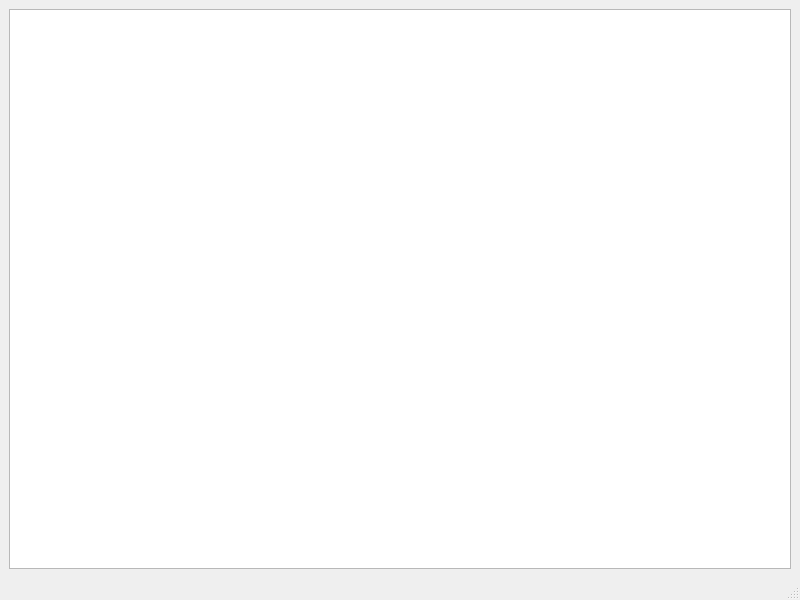
AJ92/Engine, file Engine/Debug/Ui/debugwindow.ui: the form before one commit.
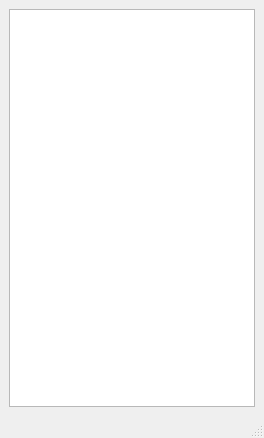
The form after the commit.

What changed in the file:
```diff
--- a/Engine/Debug/Ui/debugwindow.ui
+++ b/Engine/Debug/Ui/debugwindow.ui
@@ -6,8 +6,8 @@
    <rect>
     <x>0</x>
     <y>0</y>
-    <width>800</width>
-    <height>600</height>
+    <width>264</width>
+    <height>438</height>
    </rect>
   </property>
   <property name="windowTitle">
```
Left out of the diff: 2 changed lines with no effect on the pictures.
